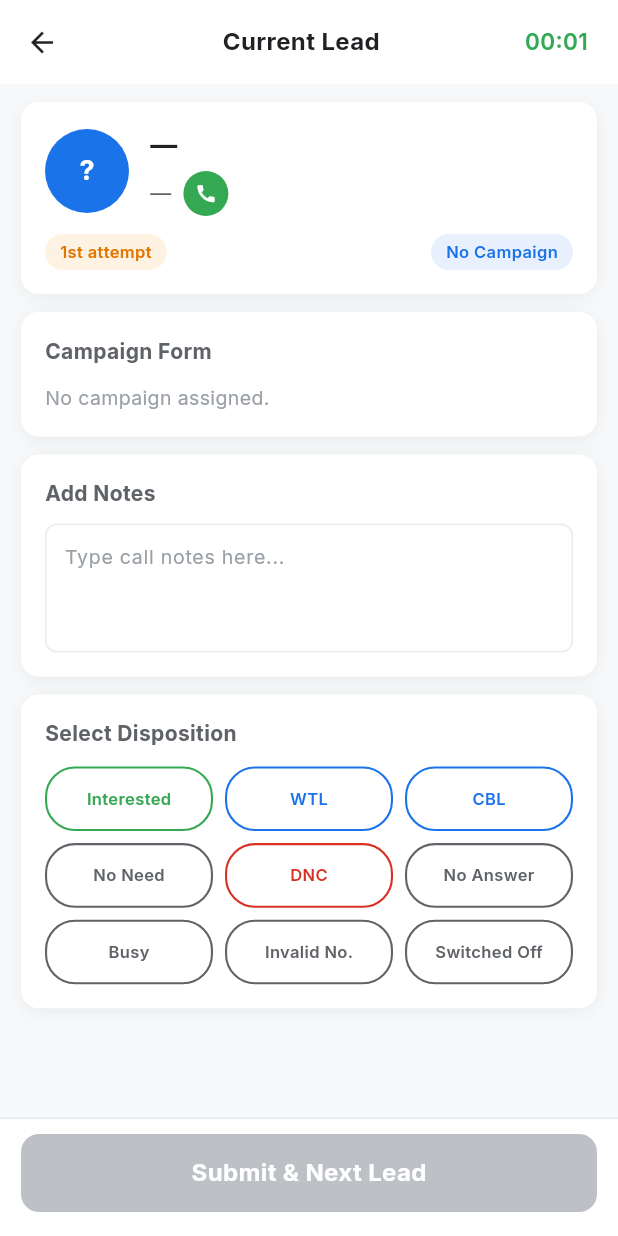
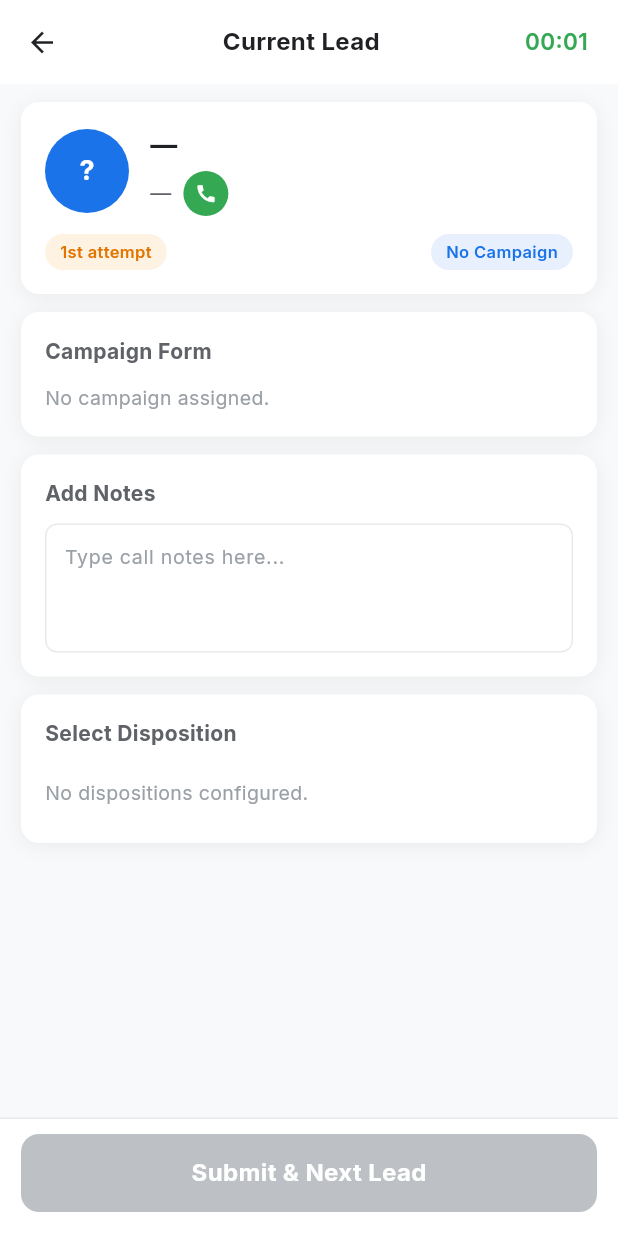
Before and after one commit to arpit0oo/callingapp, a Flutter app: the CallingWorkspaceContent screen opened directly with empty values, on a phone screen of 412 x 824 dp. Run offline on Flutter 3.47's test engine with Material 3 defaults, Android fonts, the phone set to English and light mode, and no system bars; our stand-ins replace cloud_firestore, firebase_auth, firebase_core, firebase_database, google_fonts; missing offline and left inert: dart:html; accounts and stored records are empty.

Commit message:
feat: campaign settings dynamic title + disposition save button

```diff
--- a/lib/features/cold_caller/calling_workspace_screen.dart
+++ b/lib/features/cold_caller/calling_workspace_screen.dart
@@ -55,6 +55,8 @@ class _CallingWorkspaceContentState extends State<CallingWorkspaceContent> {
   final Set<String> _invalidFieldIds = {};
   /// Fetched once in initState — avoids refetching on every timer rebuild.
   Future<QuerySnapshot>? _schemaFuture;
+  /// Disposition chips loaded from Firestore disposition_config sub-collection.
+  Future<QuerySnapshot>? _dispositionFuture;
 
   // ── Notes ─────────────────────────────────────────────────────
   final _notesCtrl = TextEditingController();
@@ -68,27 +70,15 @@ class _CallingWorkspaceContentState extends State<CallingWorkspaceContent> {
   final _callbackDates = ['Today', 'Tomorrow', 'In 2 days', 'In 3 days'];
   final _callbackTimes = ['09:00 AM', '11:00 AM', '02:00 PM', '04:00 PM', '06:00 PM'];
 
-  static const _coldDispositions = [
-    _Dispo(label: 'Interested',   color: Color(0xFF34A853), bg: Color(0xFFE6F4EA)),
-    _Dispo(label: 'WTL',         color: Color(0xFF1A73E8), bg: Color(0xFFE8F0FE)),
-    _Dispo(label: 'CBL',         color: Color(0xFF1A73E8), bg: Color(0xFFE8F0FE)),
-    _Dispo(label: 'No Need',     color: Color(0xFF5F6368), bg: Color(0xFFF1F3F4)),
-    _Dispo(label: 'DNC',         color: Color(0xFFD93025), bg: Color(0xFFFCE8E6)),
-    _Dispo(label: 'No Answer',   color: Color(0xFF5F6368), bg: Color(0xFFF1F3F4)),
-    _Dispo(label: 'Busy',        color: Color(0xFF5F6368), bg: Color(0xFFF1F3F4)),
-    _Dispo(label: 'Invalid No.', color: Color(0xFF5F6368), bg: Color(0xFFF1F3F4)),
-    _Dispo(label: 'Switched Off',color: Color(0xFF5F6368), bg: Color(0xFFF1F3F4)),
-  ];
-
-  static const _warmDispositions = [
-    _Dispo(label: 'Interested',    color: Color(0xFF34A853), bg: Color(0xFFE6F4EA)),
-    _Dispo(label: 'Not Interested',color: Color(0xFF5F6368), bg: Color(0xFFF1F3F4)),
-    _Dispo(label: 'Reschedule',    color: Color(0xFF1A73E8), bg: Color(0xFFE8F0FE)),
-    _Dispo(label: 'DNC',           color: Color(0xFFD93025), bg: Color(0xFFFCE8E6)),
-  ];
-
-  List<_Dispo> get _dispositions =>
-      widget.role == 'warm' ? _warmDispositions : _coldDispositions;
+  /// Parses a hex color string (e.g. "#1A73E8" or "1A73E8") into a [Color].
+  /// Returns [_primary] if the string is absent or malformed.
+  static Color _hexColor(String? hex) {
+    if (hex == null || hex.isEmpty) return const Color(0xFF1A73E8);
+    final clean = hex.startsWith('#') ? hex.substring(1) : hex;
+    final padded = clean.length == 6 ? 'FF$clean' : clean;
+    final value = int.tryParse(padded, radix: 16);
+    return value != null ? Color(value) : const Color(0xFF1A73E8);
+  }
 
   @override
   void initState() {
@@ -98,12 +88,19 @@ class _CallingWorkspaceContentState extends State<CallingWorkspaceContent> {
     });
     // Load form schema once; FutureBuilder below caches the result.
     if (AppSession.campaignId.isNotEmpty) {
-      _schemaFuture = FirebaseFirestore.instance
+      final campaignRef = FirebaseFirestore.instance
           .collection('tenants')
           .doc(AppSession.tenantId)
           .collection('campaigns')
-          .doc(AppSession.campaignId)
+          .doc(AppSession.campaignId);
+
+      _schemaFuture = campaignRef
           .collection('form_schema')
+          .orderBy('order')
+          .get();
+
+      _dispositionFuture = campaignRef
+          .collection('disposition_config')
           .orderBy('order')
           .get();
     }
@@ -818,11 +815,39 @@ class _CallingWorkspaceContentState extends State<CallingWorkspaceContent> {
           _SectionTitle('Select Disposition'),
           const SizedBox(height: 12),
 
-          // Grid — 3 per row
-          GridView.builder(
+          // ── Chip grid — loaded from Firestore ─────────────────
+          FutureBuilder<QuerySnapshot>(
+            future: _dispositionFuture,
+            builder: (context, snapshot) {
+              if (snapshot.connectionState == ConnectionState.waiting) {
+                return const Center(
+                  child: Padding(
+                    padding: EdgeInsets.symmetric(vertical: 12),
+                    child: SizedBox(
+                      width: 20, height: 20,
+                      child: CircularProgressIndicator(strokeWidth: 2),
+                    ),
+                  ),
+                );
+              }
+
+              final docs = snapshot.data?.docs ?? [];
+
+              if (docs.isEmpty) {
+                return Padding(
+                  padding: const EdgeInsets.symmetric(vertical: 8),
+                  child: Text(
+                    'No dispositions configured.',
+                    style: GoogleFonts.inter(
+                        fontSize: 13, color: const Color(0xFF9AA0A6)),
+                  ),
+                );
+              }
+
+              return GridView.builder(
                 shrinkWrap: true,
                 physics: const NeverScrollableScrollPhysics(),
-            itemCount: _dispositions.length,
+                itemCount: docs.length,
                 gridDelegate: const SliverGridDelegateWithFixedCrossAxisCount(
                   crossAxisCount: 3,
                   mainAxisSpacing: 8,
@@ -830,19 +855,21 @@ class _CallingWorkspaceContentState extends State<CallingWorkspaceContent> {
                   childAspectRatio: 2.6,
                 ),
                 itemBuilder: (_, i) {
-              final d = _dispositions[i];
-              final sel = _selectedDisposition == d.label;
+                  final data = docs[i].data() as Map<String, dynamic>;
+                  final label = data['label']?.toString() ?? docs[i].id;
+                  final chipColor = _hexColor(data['color']?.toString());
+                  final sel = _selectedDisposition == label;
                   return GestureDetector(
                     onTap: () => setState(() {
-                  _selectedDisposition = d.label;
+                      _selectedDisposition = label;
                       if (!_needsCallback) { _cbDate = null; _cbTime = null; }
                     }),
                     child: AnimatedContainer(
                       duration: const Duration(milliseconds: 130),
                       decoration: BoxDecoration(
-                    color: sel ? d.color : Colors.white,
+                        color: sel ? chipColor : Colors.white,
                         border: Border.all(
-                        color: d.color,
+                            color: chipColor,
                             width: sel ? 0 : 1.4),
                         borderRadius: BorderRadius.circular(20),
                       ),
@@ -851,25 +878,30 @@ class _CallingWorkspaceContentState extends State<CallingWorkspaceContent> {
                         mainAxisAlignment: MainAxisAlignment.center,
                         children: [
                           if (sel) ...[
-                        const Icon(Icons.check, size: 11, color: Colors.white),
+                            const Icon(Icons.check, size: 11,
+                                color: Colors.white),
                             const SizedBox(width: 3),
                           ],
                           Flexible(
-                        child: Text(d.label,
+                            child: Text(
+                              label,
                               overflow: TextOverflow.ellipsis,
                               style: GoogleFonts.inter(
                                   fontSize: 11,
                                   fontWeight: FontWeight.w600,
-                                color: sel ? Colors.white : d.color)),
+                                  color: sel ? Colors.white : chipColor),
+                            ),
                           ),
                         ],
                       ),
                     ),
                   );
                 },
+              );
+            },
           ),
 
-          // Callback scheduler (WTL / CBL)
+          // Callback scheduler (WTL / CBL / Reschedule)
           if (_needsCallback) ...[
             const SizedBox(height: 14),
             Container(
@@ -1214,15 +1246,3 @@ class _CompactDropdown extends StatelessWidget {
     );
   }
 }
-
-// ─────────────────────────────────────────────────────────────────────────────
-// Disposition data model
-// ─────────────────────────────────────────────────────────────────────────────
-
-class _Dispo {
-  const _Dispo(
-      {required this.label, required this.color, required this.bg});
-  final String label;
-  final Color color;
-  final Color bg;
-}
```
Also changed, not shown: lib/features/company_admin/campaign_settings_screen.dart (+35 -14 lines). Lines whose indentation alone changed are shown as unchanged.
